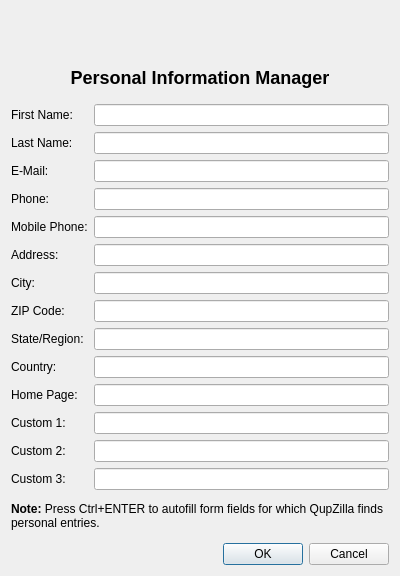
QupZilla/qupzilla-plugins, file PIM/PIM_settings.ui: the form before one commit.
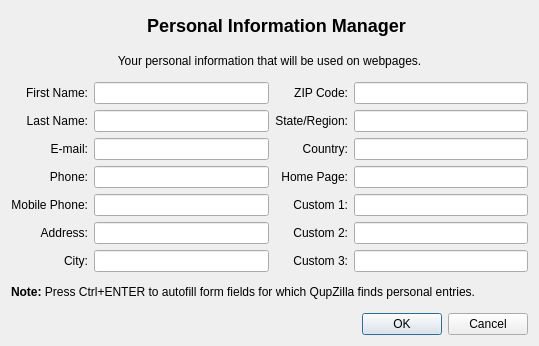
The form after the commit. Icons and pictures are not drawn.

```diff
--- a/PIM/PIM_settings.ui
+++ b/PIM/PIM_settings.ui
@@ -6,37 +6,62 @@
    <rect>
     <x>0</x>
     <y>0</y>
-    <width>400</width>
-    <height>576</height>
+    <width>539</width>
+    <height>346</height>
    </rect>
   </property>
-  <property name="minimumSize">
-   <size>
-    <width>400</width>
-    <height>0</height>
-   </size>
-  </property>
   <property name="windowTitle">
    <string>PIM Settings</string>
   </property>
   <layout class="QVBoxLayout" name="verticalLayout">
    <item>
-    <widget class="QLabel" name="pluginicon">
-     <property name="text">
-      <string/>
-     </property>
-     <property name="pixmap">
-      <pixmap resource="PIM_res.qrc">:/PIM/data/PIM.png</pixmap>
-     </property>
-     <property name="alignment">
-      <set>Qt::AlignCenter</set>
-     </property>
-    </widget>
+    <layout class="QHBoxLayout" name="horizontalLayout">
+     <item>
+      <spacer name="horizontalSpacer">
+       <property name="orientation">
+        <enum>Qt::Horizontal</enum>
+       </property>
+       <property name="sizeHint" stdset="0">
+        <size>
+         <width>40</width>
+         <height>20</height>
+        </size>
+       </property>
+      </spacer>
+     </item>
+     <item>
+      <widget class="QLabel" name="label_2">
+       <property name="pixmap">
+        <pixmap resource="PIM_res.qrc">:/PIM/data/PIM.png</pixmap>
+       </property>
+      </widget>
+     </item>
+     <item>
+      <widget class="QLabel" name="label">
+       <property name="text">
+        <string>&lt;h2&gt;Personal Information Manager&lt;/h2&gt;</string>
+       </property>
+      </widget>
+     </item>
+     <item>
+      <spacer name="horizontalSpacer_2">
+       <property name="orientation">
+        <enum>Qt::Horizontal</enum>
+       </property>
+       <property name="sizeHint" stdset="0">
+        <size>
+         <width>40</width>
+         <height>20</height>
+        </size>
+       </property>
+      </spacer>
+     </item>
+    </layout>
    </item>
    <item>
     <widget class="QLabel" name="title">
      <property name="text">
-      <string>&lt;html&gt;&lt;head/&gt;&lt;body&gt;&lt;p&gt;&lt;span style=&quot; font-size:x-large; font-weight:600;&quot;&gt;Personal Information Manager&lt;/span&gt;&lt;/p&gt;&lt;/body&gt;&lt;/html&gt;</string>
+      <string>Your personal information that will be used on webpages.</string>
      </property>
      <property name="alignment">
       <set>Qt::AlignCenter</set>
@@ -44,15 +69,52 @@
     </widget>
    </item>
    <item>
-    <layout class="QFormLayout" name="formLayout_1">
+    <layout class="QGridLayout" name="gridLayout">
+     <item row="3" column="0">
+      <widget class="QLabel" name="label_5">
+       <property name="text">
+        <string>Phone:</string>
+       </property>
+       <property name="alignment">
+        <set>Qt::AlignRight|Qt::AlignTrailing|Qt::AlignVCenter</set>
+       </property>
+      </widget>
+     </item>
+     <item row="5" column="1">
+      <widget class="QLineEdit" name="pim_address"/>
+     </item>
+     <item row="5" column="0">
+      <widget class="QLabel" name="label_7">
+       <property name="text">
+        <string>Address:</string>
+       </property>
+       <property name="alignment">
+        <set>Qt::AlignRight|Qt::AlignTrailing|Qt::AlignVCenter</set>
+       </property>
+      </widget>
+     </item>
+     <item row="1" column="0">
+      <widget class="QLabel" name="label_4">
+       <property name="text">
+        <string>Last Name:</string>
+       </property>
+       <property name="alignment">
+        <set>Qt::AlignRight|Qt::AlignTrailing|Qt::AlignVCenter</set>
+       </property>
+      </widget>
+     </item>
      <item row="0" column="1">
       <widget class="QLineEdit" name="pim_firstname"/>
      </item>
-     <item row="1" column="1">
-      <widget class="QLineEdit" name="pim_lastname"/>
-     </item>
-     <item row="2" column="1">
-      <widget class="QLineEdit" name="pim_email"/>
+     <item row="0" column="0">
+      <widget class="QLabel" name="label_3">
+       <property name="text">
+        <string>First Name:</string>
+       </property>
+       <property name="alignment">
+        <set>Qt::AlignRight|Qt::AlignTrailing|Qt::AlignVCenter</set>
+       </property>
+      </widget>
      </item>
      <item row="3" column="1">
       <widget class="QLineEdit" name="pim_phone"/>
@@ -60,141 +122,143 @@
      <item row="4" column="1">
       <widget class="QLineEdit" name="pim_mobile"/>
      </item>
-     <item row="5" column="1">
-      <widget class="QLineEdit" name="pim_address"/>
+     <item row="4" column="0">
+      <widget class="QLabel" name="label_6">
+       <property name="text">
+        <string>Mobile Phone:</string>
+       </property>
+       <property name="alignment">
+        <set>Qt::AlignRight|Qt::AlignTrailing|Qt::AlignVCenter</set>
+       </property>
+      </widget>
+     </item>
+     <item row="6" column="0">
+      <widget class="QLabel" name="label_8">
+       <property name="text">
+        <string>City:</string>
+       </property>
+       <property name="alignment">
+        <set>Qt::AlignRight|Qt::AlignTrailing|Qt::AlignVCenter</set>
+       </property>
+      </widget>
+     </item>
+     <item row="1" column="1">
+      <widget class="QLineEdit" name="pim_lastname"/>
+     </item>
+     <item row="2" column="0">
+      <widget class="QLabel" name="label_15">
+       <property name="text">
+        <string>E-mail:</string>
+       </property>
+       <property name="alignment">
+        <set>Qt::AlignRight|Qt::AlignTrailing|Qt::AlignVCenter</set>
+       </property>
+      </widget>
      </item>
      <item row="6" column="1">
       <widget class="QLineEdit" name="pim_city"/>
      </item>
-     <item row="7" column="1">
+     <item row="2" column="1">
+      <widget class="QLineEdit" name="pim_email"/>
+     </item>
+     <item row="0" column="2">
+      <widget class="QLabel" name="label_9">
+       <property name="text">
+        <string>ZIP Code:</string>
+       </property>
+       <property name="alignment">
+        <set>Qt::AlignRight|Qt::AlignTrailing|Qt::AlignVCenter</set>
+       </property>
+      </widget>
+     </item>
+     <item row="0" column="3">
       <widget class="QLineEdit" name="pim_zip"/>
      </item>
-     <item row="8" column="0">
-      <widget class="QLabel" name="labelState">
+     <item row="1" column="2">
+      <widget class="QLabel" name="label_10">
        <property name="text">
         <string>State/Region:</string>
        </property>
+       <property name="alignment">
+        <set>Qt::AlignRight|Qt::AlignTrailing|Qt::AlignVCenter</set>
+       </property>
       </widget>
      </item>
-     <item row="8" column="1">
+     <item row="1" column="3">
       <widget class="QLineEdit" name="pim_state"/>
      </item>
-     <item row="9" column="0">
-      <widget class="QLabel" name="labelCountry">
+     <item row="2" column="2">
+      <widget class="QLabel" name="label_11">
        <property name="text">
         <string>Country:</string>
        </property>
+       <property name="alignment">
+        <set>Qt::AlignRight|Qt::AlignTrailing|Qt::AlignVCenter</set>
+       </property>
       </widget>
      </item>
-     <item row="9" column="1">
+     <item row="2" column="3">
       <widget class="QLineEdit" name="pim_country"/>
      </item>
-     <item row="10" column="0">
-      <widget class="QLabel" name="labelHomePage">
+     <item row="3" column="2">
+      <widget class="QLabel" name="label_12">
        <property name="text">
         <string>Home Page:</string>
        </property>
+       <property name="alignment">
+        <set>Qt::AlignRight|Qt::AlignTrailing|Qt::AlignVCenter</set>
+       </property>
       </widget>
      </item>
-     <item row="10" column="1">
+     <item row="3" column="3">
       <widget class="QLineEdit" name="pim_homepage"/>
      </item>
-     <item row="11" column="0">
-      <widget class="QLabel" name="labelSpecial1">
+     <item row="4" column="2">
+      <widget class="QLabel" name="label_16">
        <property name="text">
         <string>Custom 1:</string>
        </property>
+       <property name="alignment">
+        <set>Qt::AlignRight|Qt::AlignTrailing|Qt::AlignVCenter</set>
+       </property>
       </widget>
      </item>
-     <item row="11" column="1">
+     <item row="4" column="3">
       <widget class="QLineEdit" name="pim_special1"/>
      </item>
-     <item row="12" column="0">
-      <widget class="QLabel" name="labelSpecial2">
+     <item row="5" column="2">
+      <widget class="QLabel" name="label_17">
        <property name="text">
         <string>Custom 2:</string>
        </property>
+       <property name="alignment">
+        <set>Qt::AlignRight|Qt::AlignTrailing|Qt::AlignVCenter</set>
+       </property>
       </widget>
      </item>
-     <item row="12" column="1">
+     <item row="5" column="3">
       <widget class="QLineEdit" name="pim_special2"/>
      </item>
-     <item row="13" column="0">
-      <widget class="QLabel" name="labelSpecial3">
+     <item row="6" column="2">
+      <widget class="QLabel" name="label_18">
        <property name="text">
         <string>Custom 3:</string>
        </property>
+       <property name="alignment">
+        <set>Qt::AlignRight|Qt::AlignTrailing|Qt::AlignVCenter</set>
+       </property>
       </widget>
      </item>
-     <item row="13" column="1">
+     <item row="6" column="3">
       <widget class="QLineEdit" name="pim_special3"/>
      </item>
-     <item row="7" column="0">
-      <widget class="QLabel" name="labelZip">
-       <property name="text">
-        <string>ZIP Code:</string>
-       </property>
-      </widget>
-     </item>
-     <item row="6" column="0">
-      <widget class="QLabel" name="labelCity">
-       <property name="text">
-        <string>City:</string>
-       </property>
-      </widget>
-     </item>
-     <item row="5" column="0">
-      <widget class="QLabel" name="labelAddress">
-       <property name="text">
-        <string>Address:</string>
-       </property>
-      </widget>
-     </item>
-     <item row="4" column="0">
-      <widget class="QLabel" name="labeMobile">
-       <property name="text">
-        <string>Mobile Phone:</string>
-       </property>
-      </widget>
-     </item>
-     <item row="3" column="0">
-      <widget class="QLabel" name="labelPhone">
-       <property name="text">
-        <string>Phone:</string>
-       </property>
-      </widget>
-     </item>
-     <item row="2" column="0">
-      <widget class="QLabel" name="labelEmail">
-       <property name="text">
-        <string>E-Mail:</string>
-       </property>
-      </widget>
-     </item>
-     <item row="1" column="0">
-      <widget class="QLabel" name="labelLastName">
-       <property name="text">
-        <string>Last Name:</string>
-       </property>
-      </widget>
-     </item>
-     <item row="0" column="0">
-      <widget class="QLabel" name="labelFirstName">
-       <property name="text">
-        <string>First Name:</string>
-       </property>
-      </widget>
-     </item>
     </layout>
    </item>
    <item>
-    <widget class="QLabel" name="label">
+    <widget class="QLabel" name="label_13">
      <property name="text">
       <string>&lt;b&gt;Note:&lt;/b&gt; Press Ctrl+ENTER to autofill form fields for which QupZilla finds personal entries.</string>
      </property>
-     <property name="wordWrap">
-      <bool>true</bool>
-     </property>
     </widget>
    </item>
    <item>
```
Left out of the diff: 37 changed lines with no effect on the pictures.
